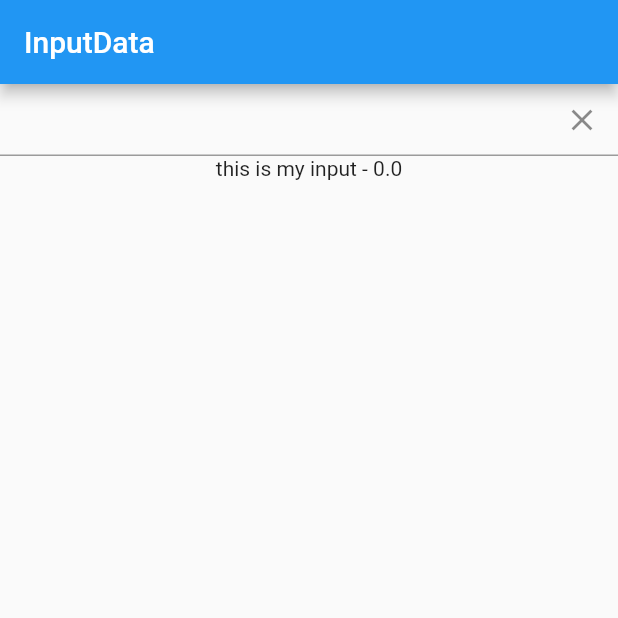
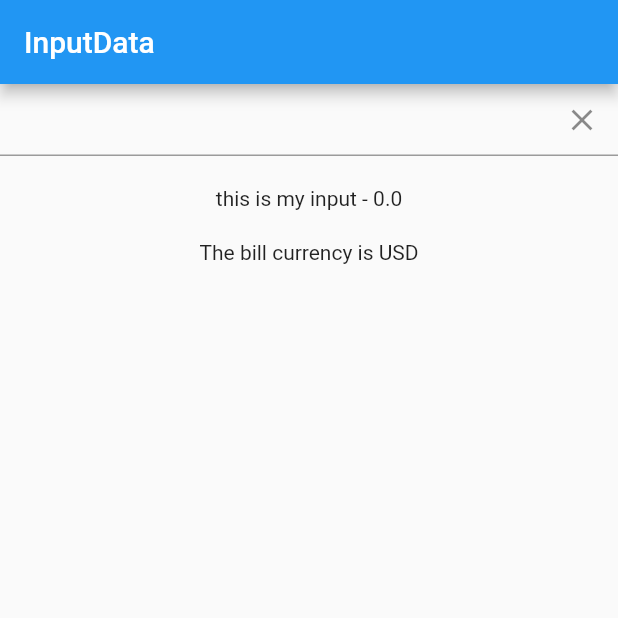
Before and after one commit to carlstep/my_user_input, a Flutter app: the screen it shows after launch, on a phone screen of 412 x 824 dp, the top half of it. Run offline on Flutter 3.47's test engine with Material 2 defaults, Android fonts, the phone set to English and light mode, and no system bars.

```diff
--- a/lib/main.dart
+++ b/lib/main.dart
@@ -43,6 +43,7 @@ class _BillInputState extends State<BillInput> {
   }
 
   double billAmount = 0;
+  String billCurrency = 'USD';
 
   @override
   Widget build(BuildContext context) {
@@ -56,7 +57,7 @@ class _BillInputState extends State<BillInput> {
             keyboardType: const TextInputType.numberWithOptions(decimal: true),
             onChanged: ((value) {
               setState(() {
-                billAmount = double.parse(value);
+                determineCurrency(value);
               });
             }),
             controller: myController,
@@ -69,9 +70,26 @@ class _BillInputState extends State<BillInput> {
               ),
             ),
           ),
+          const SizedBox(
+            height: 20,
+          ),
           Text('this is my input - $billAmount'),
+          const SizedBox(
+            height: 20,
+          ),
+          Text('The bill currency is $billCurrency'),
         ],
       ),
     );
   }
+
+  double determineCurrency(String value) {
+    billAmount = double.parse(value);
+    if (billAmount >= 1000) {
+      billCurrency = 'KHR';
+    } else {
+      billCurrency = 'USD';
+    }
+    throw '';
+  }
 }
```
Also changed, not shown: pubspec.lock, 1 other file.
